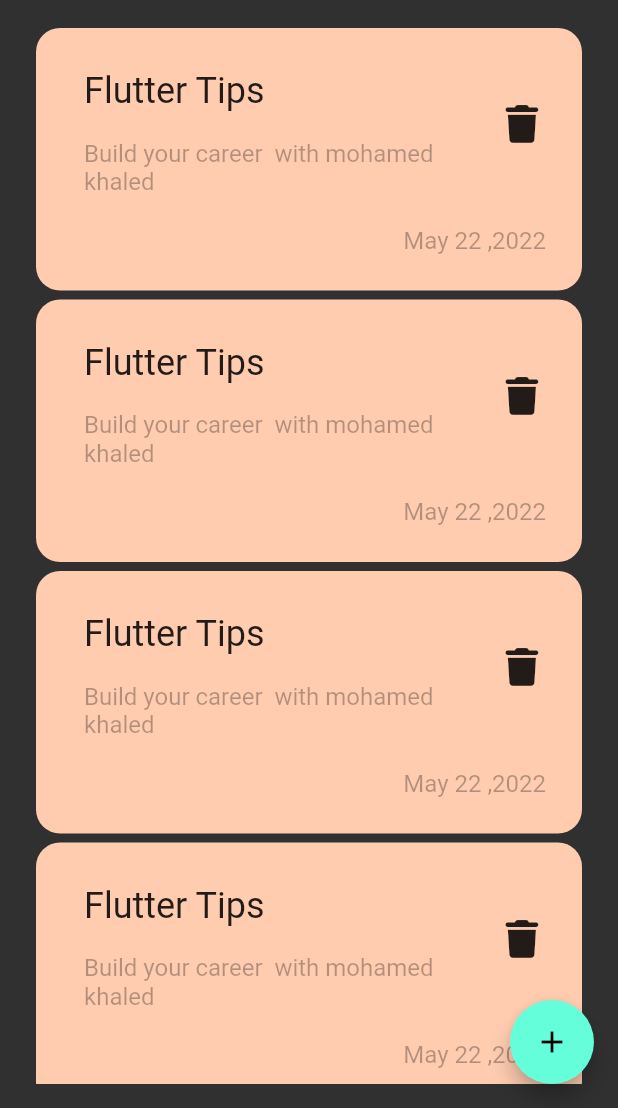
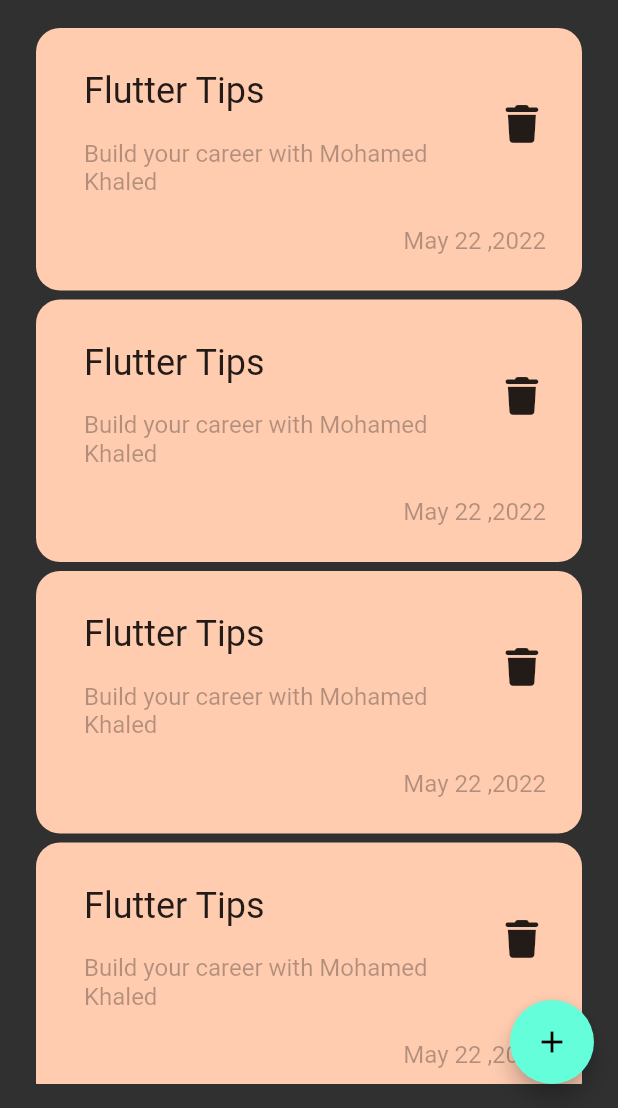
Before and after one commit to mohamedharb2435/notes_app, a Flutter app: the screen it shows after launch, on a phone screen of 412 x 824 dp, the part 128-1236 px from its top. Run offline on Flutter 3.47's test engine with Material 2 defaults, Android fonts, the phone set to English and light mode, and no system bars; our stand-ins replace font_awesome_flutter.

Commit message:
add border radius  to sheet bottom

```diff
--- a/lib/views/notes_view.dart
+++ b/lib/views/notes_view.dart
@@ -11,6 +11,9 @@ class NotesView extends StatelessWidget {
       floatingActionButton: FloatingActionButton(
         onPressed: (){
           showModalBottomSheet(
+            shape: RoundedRectangleBorder(
+              borderRadius: BorderRadius.circular(16),
+            ),
               context: context,
               builder: (context){
           return  const AddNoteBottomSheet();
--- a/lib/views/widget/custom_note_item.dart
+++ b/lib/views/widget/custom_note_item.dart
@@ -24,7 +24,7 @@ class NoteItem extends StatelessWidget {
                   fontSize: 24,
                 ),),
               ),
-              subtitle: Text('Build your career  with mohamed khaled ', style:
+              subtitle: Text('Build your career with Mohamed Khaled', style:
               TextStyle(
                 color:Colors.black87.withOpacity(.3),
                 fontSize: 16,
```
